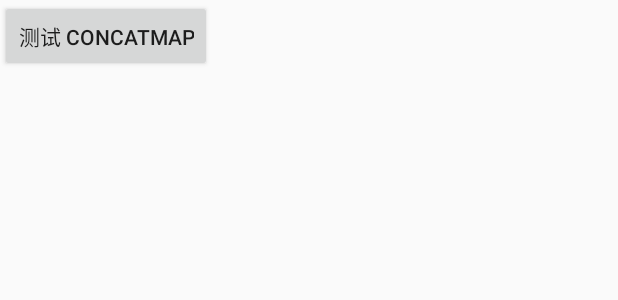
After one commit to lvjie0519/AndroidQunYinHui, an Android app: the layout activity_rx_android_test.xml on its own in the app's theme, with its tools: preview values and no code run, on a phone screen of 412 x 824 dp. The commit adds this screen. Shown: the top 300 px of the screen. Run offline under Robolectric (Android 15) with nearby library versions, the phone set to English and light mode, and no system bars.

Commit message:
Rx测试

```diff
--- a/app/src/main/AndroidManifest.xml
+++ b/app/src/main/AndroidManifest.xml
@@ -67,7 +67,8 @@
         <activity android:name=".lunbotu.lunbotwo.LunBoTwoTestActivity" />
         <activity android:name=".vlayout.VlayoutTestActivity" />
         <activity android:name=".android.buttom_dialog.DialogTestActivity" />
-        <activity android:name=".android.TextSpanTestActivity"></activity>
+        <activity android:name=".android.TextSpanTestActivity" />
+        <activity android:name=".rxandroid.RxAndroidTestActivity"></activity>
     </application>
 
 </manifest>
--- /dev/null
+++ b/app/src/main/res/layout/activity_rx_android_test.xml
@@ -0,0 +1,16 @@
+<?xml version="1.0" encoding="utf-8"?>
+<LinearLayout xmlns:android="http://schemas.android.com/apk/res/android"
+    xmlns:app="http://schemas.android.com/apk/res-auto"
+    xmlns:tools="http://schemas.android.com/tools"
+    android:layout_width="match_parent"
+    android:layout_height="match_parent"
+    android:orientation="vertical"
+    tools:context="com.example.androidqunyinhui.rxandroid.RxAndroidTestActivity">
+
+    <Button
+        android:id="@+id/btn_test_concatMap"
+        android:layout_width="wrap_content"
+        android:layout_height="wrap_content"
+        android:text="测试 concatMap"/>
+
+</LinearLayout>
```
Also changed, not shown: app/src/main/java/com/example/androidqunyinhui/MainActivity.java (+3 -4 lines), app/src/main/java/com/example/androidqunyinhui/rxandroid/RxAndroidTestActivity.java (added, +93 -0 lines), 2 other files.
